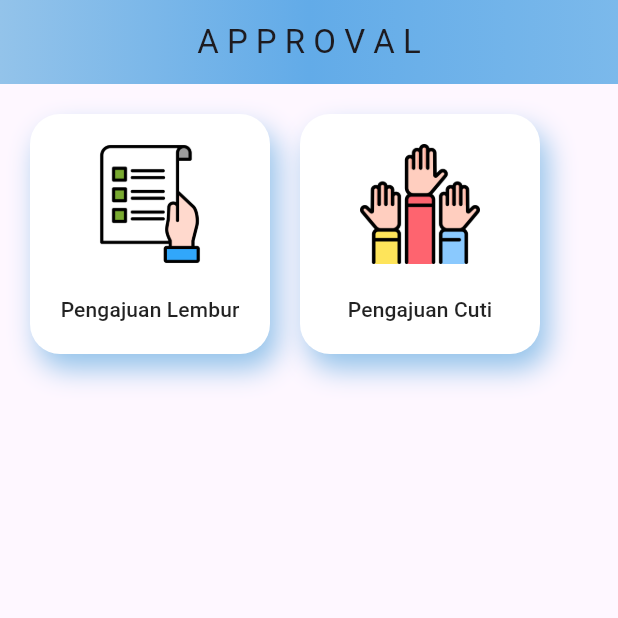
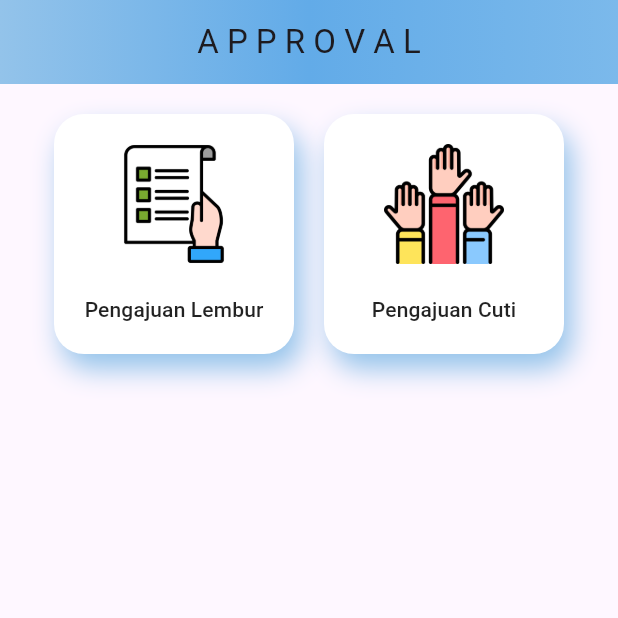
Before and after one commit to dimasAndri1412/FlutterApps-TogetherApps, a Flutter app: the ApprovallsUser screen opened directly, on a phone screen of 412 x 824 dp, the top half of it. Run offline on Flutter 3.47's test engine with Material 3 defaults, Android fonts, the phone set to English and light mode, and no system bars; our stand-ins replace dio, drop_shadow_image, dropdown_search, faker, file_picker, flutter_slidable and 6 more; missing offline and left inert: dropdownfield2, mailer.

```diff
--- a/lib/approvalls/approvalls_user.dart
+++ b/lib/approvalls/approvalls_user.dart
@@ -31,9 +31,10 @@ class _ApprovallsUserState extends State<ApprovallsUser> {
         ),
         body: Container(
           child: Row(
+            mainAxisAlignment: MainAxisAlignment.center,
             children: [
               MaterialButton(
-                padding: EdgeInsets.only(left: 20, top: 20),
+                padding: EdgeInsets.only(top: 20),
                 child: Container(
                   width: 160,
                   height: 160,
```
